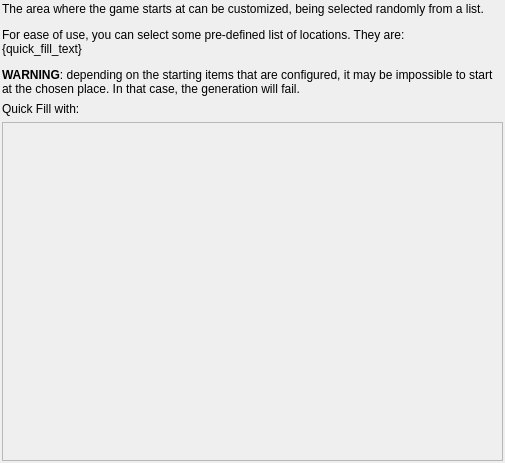
randovania/randovania, file randovania/gui/ui_files/preset_starting_area.ui: the form before one commit.
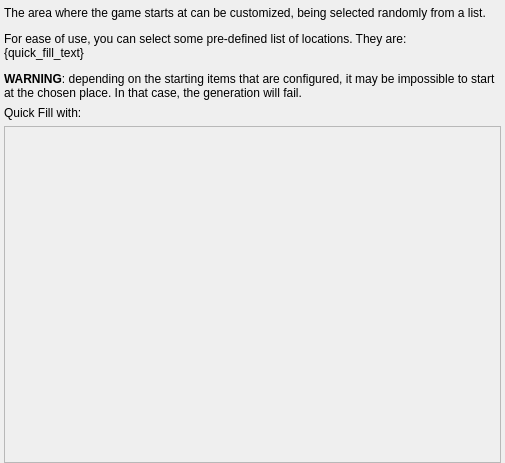
The form after the commit.

What changed in the file:
```diff
--- a/randovania/gui/ui_files/preset_starting_area.ui
+++ b/randovania/gui/ui_files/preset_starting_area.ui
@@ -22,16 +22,16 @@
    </property>
    <layout class="QVBoxLayout" name="starting_area_layout">
     <property name="leftMargin">
-     <number>2</number>
+     <number>4</number>
     </property>
     <property name="topMargin">
-     <number>2</number>
+     <number>6</number>
     </property>
     <property name="rightMargin">
-     <number>2</number>
+     <number>4</number>
     </property>
     <property name="bottomMargin">
-     <number>2</number>
+     <number>0</number>
     </property>
     <item>
      <widget class="QLabel" name="startingarea_description">
@@ -73,8 +73,8 @@
         <rect>
          <x>0</x>
          <y>0</y>
-         <width>499</width>
-         <height>341</height>
+         <width>495</width>
+         <height>349</height>
         </rect>
        </property>
        <layout class="QGridLayout" name="starting_locations_layout">
```
